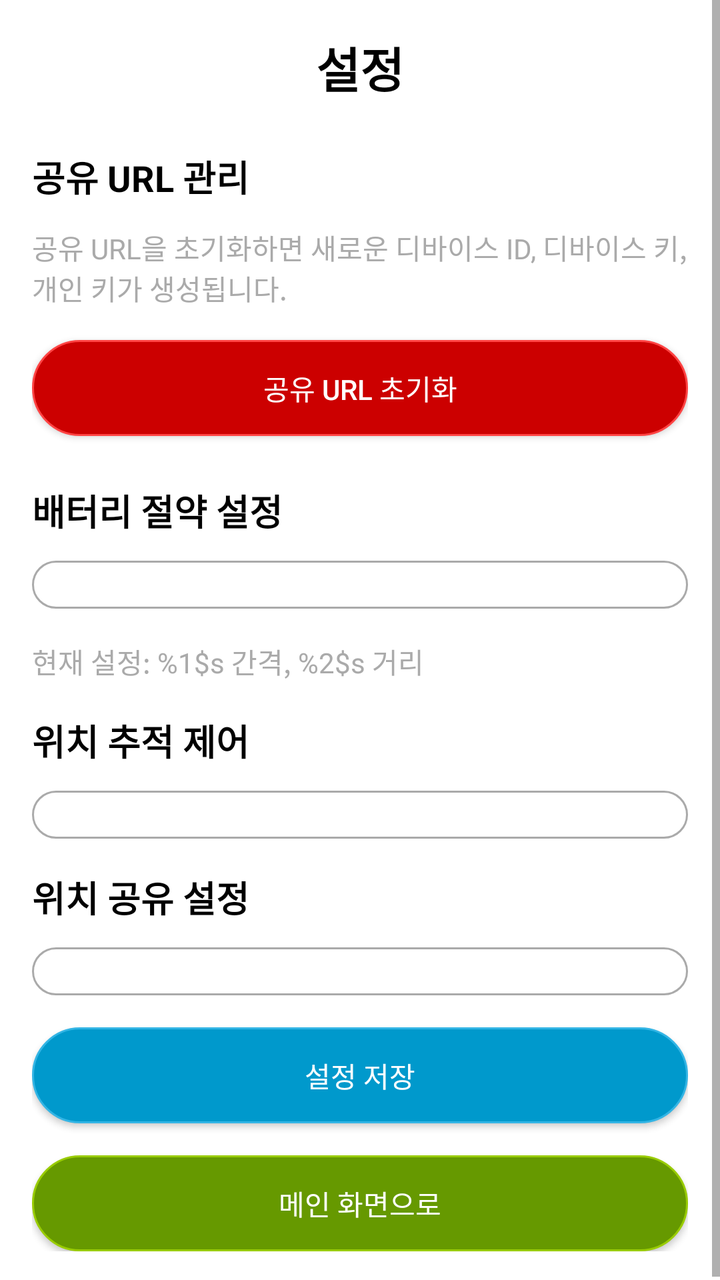
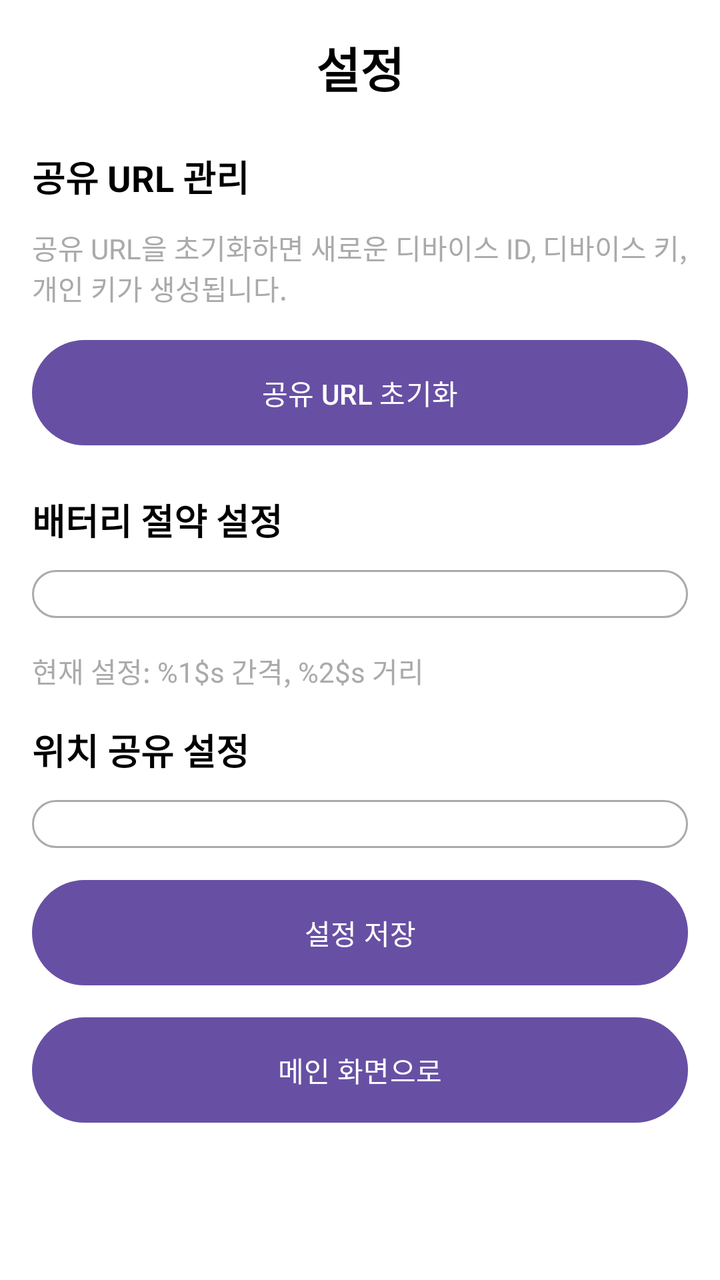

An Android layout rendered at two revisions. The XML below is the earlier revision; the diff shows what the commit changed to produce the second picture.
<!-- AndroidManifest.xml: activity theme Theme.LocationTracker -->
<!-- res/layout/activity_settings.xml -->
<?xml version="1.0" encoding="utf-8"?>
<ScrollView xmlns:android="http://schemas.android.com/apk/res/android"
    android:layout_width="match_parent"
    android:layout_height="match_parent">

    <LinearLayout
        android:layout_width="match_parent"
        android:layout_height="wrap_content"
        android:orientation="vertical"
        android:padding="16dp">

        
        <TextView
            android:layout_width="match_parent"
            android:layout_height="wrap_content"
            android:text="설정"
            android:textSize="24sp"
            android:textStyle="bold"
            android:textColor="@android:color/black"
            android:gravity="center"
            android:layout_marginBottom="24dp" />

        
        <TextView
            android:layout_width="match_parent"
            android:layout_height="wrap_content"
            android:text="공유 URL 관리"
            android:textSize="18sp"
            android:textStyle="bold"
            android:textColor="@android:color/black"
            android:layout_marginBottom="12dp" />

        <TextView
            android:layout_width="match_parent"
            android:layout_height="wrap_content"
            android:text="공유 URL을 초기화하면 새로운 디바이스 ID, 디바이스 키, 개인 키가 생성됩니다."
            android:textSize="14sp"
            android:textColor="@android:color/darker_gray"
            android:layout_marginBottom="16dp" />

        <Button
            android:id="@+id/buttonResetSharedUrl"
            android:layout_width="match_parent"
            android:layout_height="wrap_content"
            android:text="@string/reset_shared_url"
            android:background="@drawable/button_rounded_red"
            android:textColor="@android:color/white"
            android:padding="12dp"
            android:layout_marginBottom="24dp" />

        
        <TextView
            android:layout_width="match_parent"
            android:layout_height="wrap_content"
            android:text="@string/battery_settings"
            android:textSize="18sp"
            android:textStyle="bold"
            android:textColor="@android:color/black"
            android:layout_marginBottom="12dp" />

        <Spinner
            android:id="@+id/batteryModeSpinner"
            android:layout_width="match_parent"
            android:layout_height="wrap_content"
            android:padding="12dp"
            android:background="@drawable/spinner_rounded"
            android:layout_marginBottom="16dp" />

        
        <TextView
            android:id="@+id/currentSettingsText"
            android:layout_width="match_parent"
            android:layout_height="wrap_content"
            android:text="@string/current_settings"
            android:textSize="14sp"
            android:textColor="@android:color/darker_gray"
            android:layout_marginBottom="16dp" />

        
        <TextView
            android:layout_width="match_parent"
            android:layout_height="wrap_content"
            android:text="@string/tracking_control"
            android:textSize="18sp"
            android:textStyle="bold"
            android:textColor="@android:color/black"
            android:layout_marginBottom="12dp" />

        <Spinner
            android:id="@+id/trackingControlSpinner"
            android:layout_width="match_parent"
            android:layout_height="wrap_content"
            android:padding="12dp"
            android:background="@drawable/spinner_rounded"
            android:layout_marginBottom="16dp" />

        
        <TextView
            android:layout_width="match_parent"
            android:layout_height="wrap_content"
            android:text="@string/location_sharing_settings"
            android:textSize="18sp"
            android:textStyle="bold"
            android:textColor="@android:color/black"
            android:layout_marginBottom="12dp" />

        <Spinner
            android:id="@+id/shareStatusSpinner"
            android:layout_width="match_parent"
            android:layout_height="wrap_content"
            android:padding="12dp"
            android:background="@drawable/spinner_rounded"
            android:layout_marginBottom="16dp" />

        
        <Button
            android:id="@+id/buttonSave"
            android:layout_width="match_parent"
            android:layout_height="wrap_content"
            android:text="@string/save_button"
            android:background="@drawable/button_rounded_blue"
            android:textColor="@android:color/white"
            android:padding="12dp"
            android:layout_marginBottom="16dp" />

        
        <Button
            android:id="@+id/buttonBack"
            android:layout_width="match_parent"
            android:layout_height="wrap_content"
            android:text="메인 화면으로"
            android:background="@drawable/button_rounded_green"
            android:textColor="@android:color/white"
            android:padding="12dp" />

    </LinearLayout>
</ScrollView>
<!-- resources referenced by this layout -->
<resources>
  <!-- drawable button_rounded_blue (drawable) -->
  <?xml version="1.0" encoding="utf-8"?>
  <shape xmlns:android="http://schemas.android.com/apk/res/android"
      android:shape="rectangle">
      <solid android:color="@android:color/holo_blue_dark" />
      <corners android:radius="60dp" />
      <stroke
          android:width="1dp"
          android:color="@android:color/holo_blue_light" />
  </shape>
  <!-- drawable button_rounded_green (drawable) -->
  <?xml version="1.0" encoding="utf-8"?>
  <shape xmlns:android="http://schemas.android.com/apk/res/android"
      android:shape="rectangle">
      <solid android:color="@android:color/holo_green_dark" />
      <corners android:radius="60dp" />
      <stroke
          android:width="1dp"
          android:color="@android:color/holo_green_light" />
  </shape>
  <!-- drawable button_rounded_red (drawable) -->
  <?xml version="1.0" encoding="utf-8"?>
  <shape xmlns:android="http://schemas.android.com/apk/res/android"
      android:shape="rectangle">
      <solid android:color="@android:color/holo_red_dark" />
      <corners android:radius="60dp" />
      <stroke
          android:width="1dp"
          android:color="@android:color/holo_red_light" />
  </shape>
  <!-- drawable spinner_rounded (drawable) -->
  <?xml version="1.0" encoding="utf-8"?>
  <shape xmlns:android="http://schemas.android.com/apk/res/android"
      android:shape="rectangle">
      <solid android:color="@android:color/white" />
      <corners android:radius="60dp" />
      <stroke
          android:width="1dp"
          android:color="@android:color/darker_gray" />
  </shape>
  <string name="battery_settings">배터리 절약 설정</string>
  <string name="current_settings">현재 설정: %1$s 간격, %2$s 거리</string>
  <string name="location_sharing_settings">위치 공유 설정</string>
  <string name="reset_shared_url">공유 URL 초기화</string>
  <string name="save_button">설정 저장</string>
  <string name="tracking_control">위치 추적 제어</string>
  <style name="Theme.LocationTracker" parent="Theme.AppCompat.Light.DarkActionBar">
          
          <item name="colorPrimary">@color/primary_blue</item>
          <item name="colorPrimaryDark">@color/primary_dark</item>
          <item name="colorAccent">@color/accent_green</item>
          <item name="android:windowBackground">@color/white</item>
          <item name="android:statusBarColor">@color/primary_dark</item>
      </style>
  <color name="primary_blue">#2196F3</color>
  <color name="primary_dark">#1976D2</color>
  <color name="accent_green">#4CAF50</color>
  <color name="white">#FFFFFFFF</color>
</resources>

<!-- the commit's change to res/layout/activity_settings.xml (unified diff, before → after) -->
@@ -77,22 +77,6 @@
             android:layout_marginBottom="16dp" />
 
         
-        <TextView
-            android:layout_width="match_parent"
-            android:layout_height="wrap_content"
-            android:text="@string/tracking_control"
-            android:textSize="18sp"
-            android:textStyle="bold"
-            android:textColor="@android:color/black"
-            android:layout_marginBottom="12dp" />
-
-        <Spinner
-            android:id="@+id/trackingControlSpinner"
-            android:layout_width="match_parent"
-            android:layout_height="wrap_content"
-            android:padding="12dp"
-            android:background="@drawable/spinner_rounded"
-            android:layout_marginBottom="16dp" />
 
         
         <TextView
<!-- resource entries referenced after the edit -->
@@ -45,18 +45,11 @@
   <string name="location_sharing_settings">위치 공유 설정</string>
   <string name="reset_shared_url">공유 URL 초기화</string>
   <string name="save_button">설정 저장</string>
-  <string name="tracking_control">위치 추적 제어</string>
-  <style name="Theme.LocationTracker" parent="Theme.AppCompat.Light.DarkActionBar">
-          
-          <item name="colorPrimary">@color/primary_blue</item>
-          <item name="colorPrimaryDark">@color/primary_dark</item>
-          <item name="colorAccent">@color/accent_green</item>
-          <item name="android:windowBackground">@color/white</item>
-          <item name="android:statusBarColor">@color/primary_dark</item>
+  <style name="Theme.LocationTracker" parent="Theme.Material3.DayNight.NoActionBar">
+          <item name="android:windowBackground">@color/window_background</item>
+          <item name="android:textColorPrimary">@color/textColorPrimary</item>
       </style>
-  <color name="primary_blue">#2196F3</color>
-  <color name="primary_dark">#1976D2</color>
-  <color name="accent_green">#4CAF50</color>
-  <color name="white">#FFFFFFFF</color>
+  <color name="window_background">#FFFFFFFF</color>
+  <color name="textColorPrimary">#FF000000</color>
 </resources>
 
